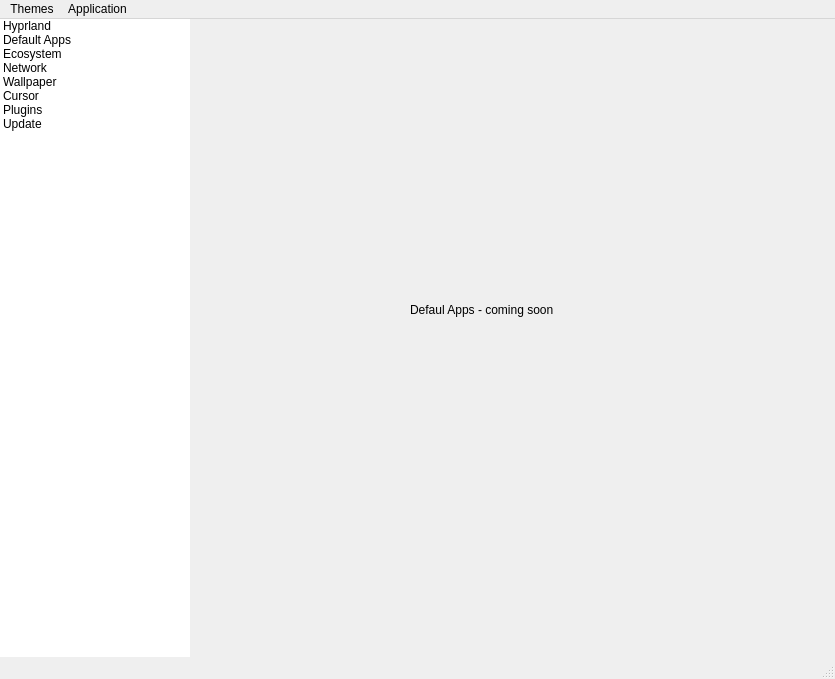
First picture: the form in hyprset/ui/generated/widget.ui, repository EST2374/hypr-set, before the edit.
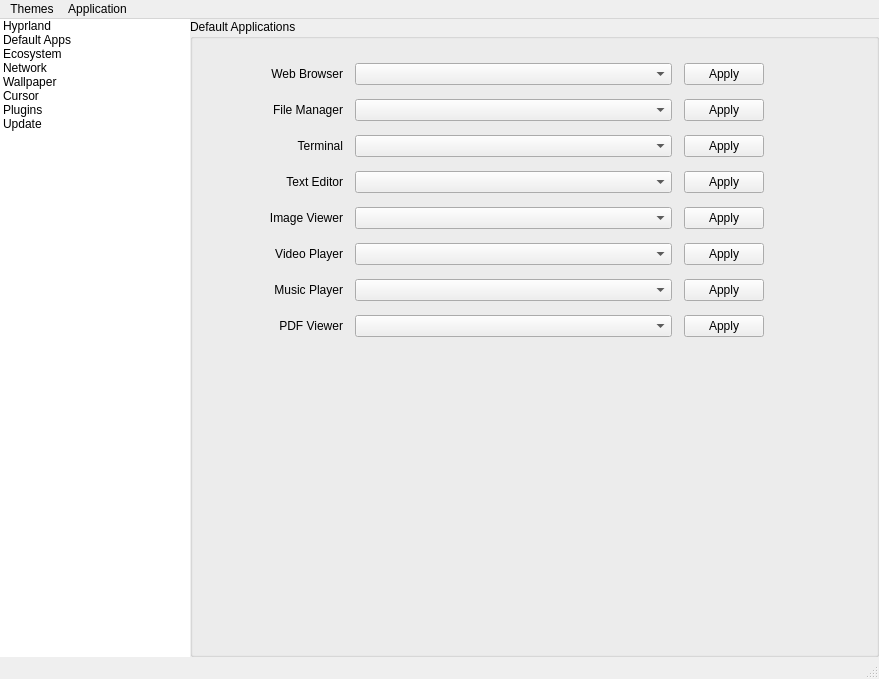
Second picture: the form after the edit. The open tabs and pages were chosen to show the change.

```diff
--- a/hyprset/ui/generated/widget.ui
+++ b/hyprset/ui/generated/widget.ui
@@ -6,7 +6,7 @@
    <rect>
     <x>0</x>
     <y>0</y>
-    <width>835</width>
+    <width>879</width>
     <height>679</height>
    </rect>
   </property>
@@ -2231,19 +2231,724 @@
        </layout>
       </widget>
       <widget class="QWidget" name="defaul_apps_page">
-       <widget class="QLabel" name="label">
-        <property name="geometry">
-         <rect>
-          <x>220</x>
-          <y>270</y>
-          <width>191</width>
-          <height>41</height>
-         </rect>
+       <layout class="QVBoxLayout" name="default_apps_outer_vl">
+        <property name="spacing">
+         <number>0</number>
         </property>
-        <property name="text">
-         <string>Defaul Apps - coming soon</string>
+        <property name="leftMargin">
+         <number>0</number>
         </property>
-       </widget>
+        <property name="topMargin">
+         <number>0</number>
+        </property>
+        <property name="rightMargin">
+         <number>0</number>
+        </property>
+        <property name="bottomMargin">
+         <number>0</number>
+        </property>
+        <item>
+         <widget class="QGroupBox" name="default_apps_group">
+          <property name="title">
+           <string>Default Applications</string>
+          </property>
+          <layout class="QVBoxLayout" name="default_apps_group_vl">
+           <property name="spacing">
+            <number>14</number>
+           </property>
+           <property name="leftMargin">
+            <number>20</number>
+           </property>
+           <property name="topMargin">
+            <number>24</number>
+           </property>
+           <property name="rightMargin">
+            <number>20</number>
+           </property>
+           <property name="bottomMargin">
+            <number>20</number>
+           </property>
+           <item>
+            <layout class="QHBoxLayout" name="hl_browser_combo">
+             <property name="spacing">
+              <number>12</number>
+             </property>
+             <item>
+              <widget class="QLabel" name="label_browser_combo">
+               <property name="minimumSize">
+                <size>
+                 <width>130</width>
+                 <height>0</height>
+                </size>
+               </property>
+               <property name="maximumSize">
+                <size>
+                 <width>130</width>
+                 <height>16777215</height>
+                </size>
+               </property>
+               <property name="text">
+                <string>Web Browser</string>
+               </property>
+               <property name="alignment">
+                <set>Qt::AlignmentFlag::AlignRight|Qt::AlignmentFlag::AlignTrailing|Qt::AlignmentFlag::AlignVCenter</set>
+               </property>
+              </widget>
+             </item>
+             <item>
+              <widget class="QComboBox" name="browser_combo">
+               <property name="sizePolicy">
+                <sizepolicy hsizetype="Expanding" vsizetype="Fixed">
+                 <horstretch>1</horstretch>
+                 <verstretch>0</verstretch>
+                </sizepolicy>
+               </property>
+               <property name="minimumSize">
+                <size>
+                 <width>200</width>
+                 <height>0</height>
+                </size>
+               </property>
+              </widget>
+             </item>
+             <item>
+              <widget class="QPushButton" name="browser_apply_button">
+               <property name="minimumSize">
+                <size>
+                 <width>80</width>
+                 <height>0</height>
+                </size>
+               </property>
+               <property name="maximumSize">
+                <size>
+                 <width>80</width>
+                 <height>16777215</height>
+                </size>
+               </property>
+               <property name="text">
+                <string>Apply</string>
+               </property>
+              </widget>
+             </item>
+             <item>
+              <widget class="QLabel" name="browser_status_label">
+               <property name="minimumSize">
+                <size>
+                 <width>80</width>
+                 <height>0</height>
+                </size>
+               </property>
+               <property name="maximumSize">
+                <size>
+                 <width>80</width>
+                 <height>16777215</height>
+                </size>
+               </property>
+               <property name="text">
+                <string/>
+               </property>
+              </widget>
+             </item>
+            </layout>
+           </item>
+           <item>
+            <layout class="QHBoxLayout" name="hl_filemanager_combo">
+             <property name="spacing">
+              <number>12</number>
+             </property>
+             <item>
+              <widget class="QLabel" name="label_filemanager_combo">
+               <property name="minimumSize">
+                <size>
+                 <width>130</width>
+                 <height>0</height>
+                </size>
+               </property>
+               <property name="maximumSize">
+                <size>
+                 <width>130</width>
+                 <height>16777215</height>
+                </size>
+               </property>
+               <property name="text">
+                <string>File Manager</string>
+               </property>
+               <property name="alignment">
+                <set>Qt::AlignmentFlag::AlignRight|Qt::AlignmentFlag::AlignTrailing|Qt::AlignmentFlag::AlignVCenter</set>
+               </property>
+              </widget>
+             </item>
+             <item>
+              <widget class="QComboBox" name="filemanager_combo">
+               <property name="sizePolicy">
+                <sizepolicy hsizetype="Expanding" vsizetype="Fixed">
+                 <horstretch>1</horstretch>
+                 <verstretch>0</verstretch>
+                </sizepolicy>
+               </property>
+               <property name="minimumSize">
+                <size>
+                 <width>200</width>
+                 <height>0</height>
+                </size>
+               </property>
+              </widget>
+             </item>
+             <item>
+              <widget class="QPushButton" name="filemanager_apply_button">
+               <property name="minimumSize">
+                <size>
+                 <width>80</width>
+                 <height>0</height>
+                </size>
+               </property>
+               <property name="maximumSize">
+                <size>
+                 <width>80</width>
+                 <height>16777215</height>
+                </size>
+               </property>
+               <property name="text">
+                <string>Apply</string>
+               </property>
+              </widget>
+             </item>
+             <item>
+              <widget class="QLabel" name="filemanager_status_label">
+               <property name="minimumSize">
+                <size>
+                 <width>80</width>
+                 <height>0</height>
+                </size>
+               </property>
+               <property name="maximumSize">
+                <size>
+                 <width>80</width>
+                 <height>16777215</height>
+                </size>
+               </property>
+               <property name="text">
+                <string/>
+               </property>
+              </widget>
+             </item>
+            </layout>
+           </item>
+           <item>
+            <layout class="QHBoxLayout" name="hl_terminal_combo">
+             <property name="spacing">
+              <number>12</number>
+             </property>
+             <item>
+              <widget class="QLabel" name="label_terminal_combo">
+               <property name="minimumSize">
+                <size>
+                 <width>130</width>
+                 <height>0</height>
+                </size>
+               </property>
+               <property name="maximumSize">
+                <size>
+                 <width>130</width>
+                 <height>16777215</height>
+                </size>
+               </property>
+               <property name="text">
+                <string>Terminal</string>
+               </property>
+               <property name="alignment">
+                <set>Qt::AlignmentFlag::AlignRight|Qt::AlignmentFlag::AlignTrailing|Qt::AlignmentFlag::AlignVCenter</set>
+               </property>
+              </widget>
+             </item>
+             <item>
+              <widget class="QComboBox" name="terminal_combo">
+               <property name="sizePolicy">
+                <sizepolicy hsizetype="Expanding" vsizetype="Fixed">
+                 <horstretch>1</horstretch>
+                 <verstretch>0</verstretch>
+                </sizepolicy>
+               </property>
+               <property name="minimumSize">
+                <size>
+                 <width>200</width>
+                 <height>0</height>
+                </size>
+               </property>
+              </widget>
+             </item>
+             <item>
+              <widget class="QPushButton" name="terminal_apply_button">
+               <property name="minimumSize">
+                <size>
+                 <width>80</width>
+                 <height>0</height>
+                </size>
+               </property>
+               <property name="maximumSize">
+                <size>
+                 <width>80</width>
+                 <height>16777215</height>
+                </size>
+               </property>
+               <property name="text">
+                <string>Apply</string>
+               </property>
+              </widget>
+             </item>
+             <item>
+              <widget class="QLabel" name="terminal_status_label">
+               <property name="minimumSize">
+                <size>
+                 <width>80</width>
+                 <height>0</height>
+                </size>
+               </property>
+               <property name="maximumSize">
+                <size>
+                 <width>80</width>
+                 <height>16777215</height>
+                </size>
+               </property>
+               <property name="text">
+                <string/>
+               </property>
+              </widget>
+             </item>
+            </layout>
+           </item>
+           <item>
+            <layout class="QHBoxLayout" name="hl_editor_combo">
+             <property name="spacing">
+              <number>12</number>
+             </property>
+             <item>
+              <widget class="QLabel" name="label_editor_combo">
+               <property name="minimumSize">
+                <size>
+                 <width>130</width>
+                 <height>0</height>
+                </size>
+               </property>
+               <property name="maximumSize">
+                <size>
+                 <width>130</width>
+                 <height>16777215</height>
+                </size>
+               </property>
+               <property name="text">
+                <string>Text Editor</string>
+               </property>
+               <property name="alignment">
+                <set>Qt::AlignmentFlag::AlignRight|Qt::AlignmentFlag::AlignTrailing|Qt::AlignmentFlag::AlignVCenter</set>
+               </property>
+              </widget>
+             </item>
+             <item>
+              <widget class="QComboBox" name="editor_combo">
+               <property name="sizePolicy">
+                <sizepolicy hsizetype="Expanding" vsizetype="Fixed">
+                 <horstretch>1</horstretch>
+                 <verstretch>0</verstretch>
+                </sizepolicy>
+               </property>
+               <property name="minimumSize">
+                <size>
+                 <width>200</width>
+                 <height>0</height>
+                </size>
+               </property>
+              </widget>
+             </item>
+             <item>
+              <widget class="QPushButton" name="editor_apply_button">
+               <property name="minimumSize">
+                <size>
+                 <width>80</width>
+                 <height>0</height>
+                </size>
+               </property>
+               <property name="maximumSize">
+                <size>
+                 <width>80</width>
+                 <height>16777215</height>
+                </size>
+               </property>
+               <property name="text">
+                <string>Apply</string>
+               </property>
+              </widget>
+             </item>
+             <item>
+              <widget class="QLabel" name="editor_status_label">
+               <property name="minimumSize">
+                <size>
+                 <width>80</width>
+                 <height>0</height>
+                </size>
+               </property>
+               <property name="maximumSize">
+                <size>
+                 <width>80</width>
+                 <height>16777215</height>
+                </size>
+               </property>
+               <property name="text">
+                <string/>
+               </property>
+              </widget>
+             </item>
+            </layout>
+           </item>
+           <item>
+            <layout class="QHBoxLayout" name="hl_image_combo">
+             <property name="spacing">
+              <number>12</number>
+             </property>
+             <item>
+              <widget class="QLabel" name="label_image_combo">
+               <property name="minimumSize">
+                <size>
+                 <width>130</width>
+                 <height>0</height>
+                </size>
+               </property>
+               <property name="maximumSize">
+                <size>
+                 <width>130</width>
+                 <height>16777215</height>
+                </size>
+               </property>
+               <property name="text">
+                <string>Image Viewer</string>
+               </property>
+               <property name="alignment">
+                <set>Qt::AlignmentFlag::AlignRight|Qt::AlignmentFlag::AlignTrailing|Qt::AlignmentFlag::AlignVCenter</set>
+               </property>
+              </widget>
+             </item>
+             <item>
+              <widget class="QComboBox" name="image_combo">
+               <property name="sizePolicy">
+                <sizepolicy hsizetype="Expanding" vsizetype="Fixed">
+                 <horstretch>1</horstretch>
+                 <verstretch>0</verstretch>
+                </sizepolicy>
+               </property>
+               <property name="minimumSize">
+                <size>
+                 <width>200</width>
+                 <height>0</height>
+                </size>
+               </property>
+              </widget>
+             </item>
+             <item>
+              <widget class="QPushButton" name="image_apply_button">
+               <property name="minimumSize">
+                <size>
+                 <width>80</width>
+                 <height>0</height>
+                </size>
+               </property>
+               <property name="maximumSize">
+                <size>
+                 <width>80</width>
+                 <height>16777215</height>
+                </size>
+               </property>
+               <property name="text">
+                <string>Apply</string>
+               </property>
+              </widget>
+             </item>
+             <item>
+              <widget class="QLabel" name="image_status_label">
+               <property name="minimumSize">
+                <size>
+                 <width>80</width>
+                 <height>0</height>
+                </size>
+               </property>
+               <property name="maximumSize">
+                <size>
+                 <width>80</width>
+                 <height>16777215</height>
+                </size>
+               </property>
+               <property name="text">
+                <string/>
+               </property>
+              </widget>
+             </item>
+            </layout>
+           </item>
+           <item>
+            <layout class="QHBoxLayout" name="hl_video_combo">
+             <property name="spacing">
+              <number>12</number>
+             </property>
+             <item>
+              <widget class="QLabel" name="label_video_combo">
+               <property name="minimumSize">
+                <size>
+                 <width>130</width>
+                 <height>0</height>
+                </size>
+               </property>
+               <property name="maximumSize">
+                <size>
+                 <width>130</width>
+                 <height>16777215</height>
+                </size>
+               </property>
+               <property name="text">
+                <string>Video Player</string>
+               </property>
+               <property name="alignment">
+                <set>Qt::AlignmentFlag::AlignRight|Qt::AlignmentFlag::AlignTrailing|Qt::AlignmentFlag::AlignVCenter</set>
+               </property>
+              </widget>
+             </item>
+             <item>
+              <widget class="QComboBox" name="video_combo">
+               <property name="sizePolicy">
+                <sizepolicy hsizetype="Expanding" vsizetype="Fixed">
+                 <horstretch>1</horstretch>
+                 <verstretch>0</verstretch>
+                </sizepolicy>
+               </property>
+               <property name="minimumSize">
+                <size>
+                 <width>200</width>
+                 <height>0</height>
+                </size>
+               </property>
+              </widget>
+             </item>
+             <item>
+              <widget class="QPushButton" name="video_apply_button">
+               <property name="minimumSize">
+                <size>
+                 <width>80</width>
+                 <height>0</height>
+                </size>
+               </property>
+               <property name="maximumSize">
+                <size>
+                 <width>80</width>
+                 <height>16777215</height>
+                </size>
+               </property>
+               <property name="text">
+                <string>Apply</string>
+               </property>
+              </widget>
+             </item>
+             <item>
+              <widget class="QLabel" name="video_status_label">
+               <property name="minimumSize">
+                <size>
+                 <width>80</width>
+                 <height>0</height>
+                </size>
+               </property>
+               <property name="maximumSize">
+                <size>
+                 <width>80</width>
+                 <height>16777215</height>
+                </size>
+               </property>
+               <property name="text">
+                <string/>
+               </property>
+              </widget>
+             </item>
+            </layout>
+           </item>
+           <item>
+            <layout class="QHBoxLayout" name="hl_audio_combo">
+             <property name="spacing">
+              <number>12</number>
+             </property>
+             <item>
+              <widget class="QLabel" name="label_audio_combo">
+               <property name="minimumSize">
+                <size>
+                 <width>130</width>
+                 <height>0</height>
+                </size>
+               </property>
+               <property name="maximumSize">
+                <size>
+                 <width>130</width>
+                 <height>16777215</height>
+                </size>
+               </property>
+               <property name="text">
+                <string>Music Player</string>
+               </property>
+               <property name="alignment">
+                <set>Qt::AlignmentFlag::AlignRight|Qt::AlignmentFlag::AlignTrailing|Qt::AlignmentFlag::AlignVCenter</set>
+               </property>
+              </widget>
+             </item>
+             <item>
+              <widget class="QComboBox" name="audio_combo">
+               <property name="sizePolicy">
+                <sizepolicy hsizetype="Expanding" vsizetype="Fixed">
+                 <horstretch>1</horstretch>
+                 <verstretch>0</verstretch>
+                </sizepolicy>
+               </property>
+               <property name="minimumSize">
+                <size>
+                 <width>200</width>
+                 <height>0</height>
+                </size>
+               </property>
+              </widget>
+             </item>
+             <item>
+              <widget class="QPushButton" name="audio_apply_button">
+               <property name="minimumSize">
+                <size>
+                 <width>80</width>
+                 <height>0</height>
+                </size>
+               </property>
+               <property name="maximumSize">
+                <size>
+                 <width>80</width>
+                 <height>16777215</height>
+                </size>
+               </property>
+               <property name="text">
+                <string>Apply</string>
+               </property>
+              </widget>
+             </item>
+             <item>
+              <widget class="QLabel" name="audio_status_label">
+               <property name="minimumSize">
+                <size>
+                 <width>80</width>
+                 <height>0</height>
+                </size>
+               </property>
+               <property name="maximumSize">
+                <size>
+                 <width>80</width>
+                 <height>16777215</height>
+                </size>
+               </property>
+               <property name="text">
+                <string/>
+               </property>
+              </widget>
+             </item>
+            </layout>
+           </item>
+           <item>
+            <layout class="QHBoxLayout" name="hl_pdf_combo">
+             <property name="spacing">
+              <number>12</number>
+             </property>
+             <item>
+              <widget class="QLabel" name="label_pdf_combo">
+               <property name="minimumSize">
+                <size>
+                 <width>130</width>
+                 <height>0</height>
+                </size>
+               </property>
+               <property name="maximumSize">
+                <size>
+                 <width>130</width>
+                 <height>16777215</height>
+                </size>
+               </property>
+               <property name="text">
+                <string>PDF Viewer</string>
+               </property>
+               <property name="alignment">
+                <set>Qt::AlignmentFlag::AlignRight|Qt::AlignmentFlag::AlignTrailing|Qt::AlignmentFlag::AlignVCenter</set>
+               </property>
+              </widget>
+             </item>
+             <item>
+              <widget class="QComboBox" name="pdf_combo">
+               <property name="sizePolicy">
+                <sizepolicy hsizetype="Expanding" vsizetype="Fixed">
+                 <horstretch>1</horstretch>
+                 <verstretch>0</verstretch>
+                </sizepolicy>
+               </property>
+               <property name="minimumSize">
+                <size>
+                 <width>200</width>
+                 <height>0</height>
+                </size>
+               </property>
+              </widget>
+             </item>
+             <item>
+              <widget class="QPushButton" name="pdf_apply_button">
+               <property name="minimumSize">
+                <size>
+                 <width>80</width>
+                 <height>0</height>
+                </size>
+               </property>
+               <property name="maximumSize">
+                <size>
+                 <width>80</width>
+                 <height>16777215</height>
+                </size>
+               </property>
+               <property name="text">
+                <string>Apply</string>
+               </property>
+              </widget>
+             </item>
+             <item>
+              <widget class="QLabel" name="pdf_status_label">
+               <property name="minimumSize">
+                <size>
+                 <width>80</width>
+                 <height>0</height>
+                </size>
+               </property>
+               <property name="maximumSize">
+                <size>
+                 <width>80</width>
+                 <height>16777215</height>
+                </size>
+               </property>
+               <property name="text">
+                <string/>
+               </property>
+              </widget>
+             </item>
+            </layout>
+           </item>
+           <item>
+            <spacer name="default_apps_spacer">
+             <property name="orientation">
+              <enum>Qt::Orientation::Vertical</enum>
+             </property>
+             <property name="sizeHint" stdset="0">
+              <size>
+               <width>17</width>
+               <height>264</height>
+              </size>
+             </property>
+            </spacer>
+           </item>
+          </layout>
+         </widget>
+        </item>
+       </layout>
       </widget>
       <widget class="QWidget" name="ecosystem_page">
        <layout class="QVBoxLayout" name="verticalLayout_4">
@@ -2923,7 +3628,7 @@
     <rect>
      <x>0</x>
      <y>0</y>
-     <width>835</width>
+     <width>879</width>
      <height>19</height>
     </rect>
    </property>
```
Left out of the diff: 419 changed lines with no effect on the pictures.
